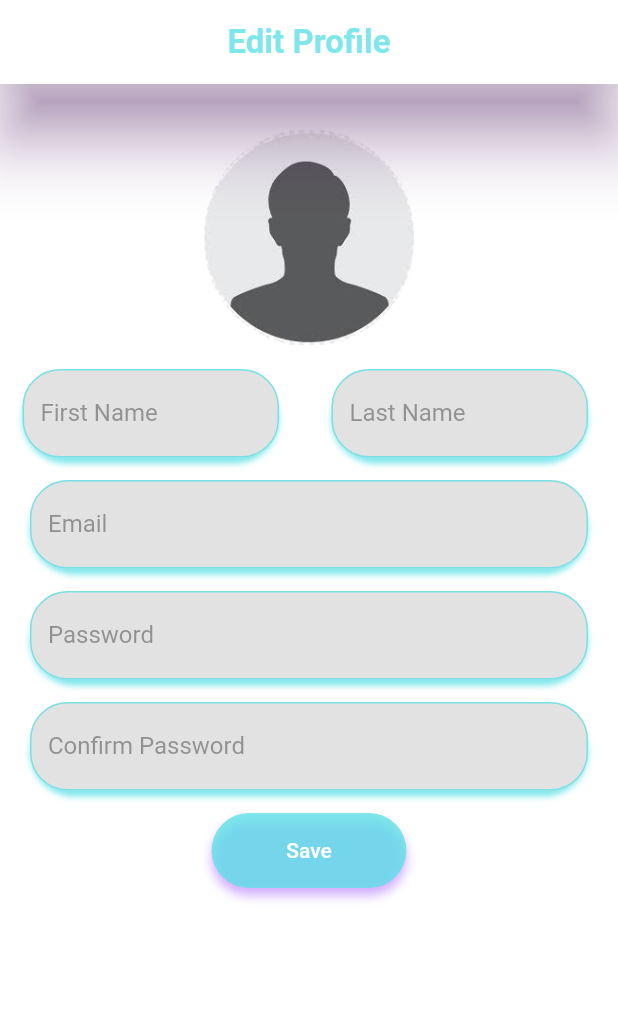
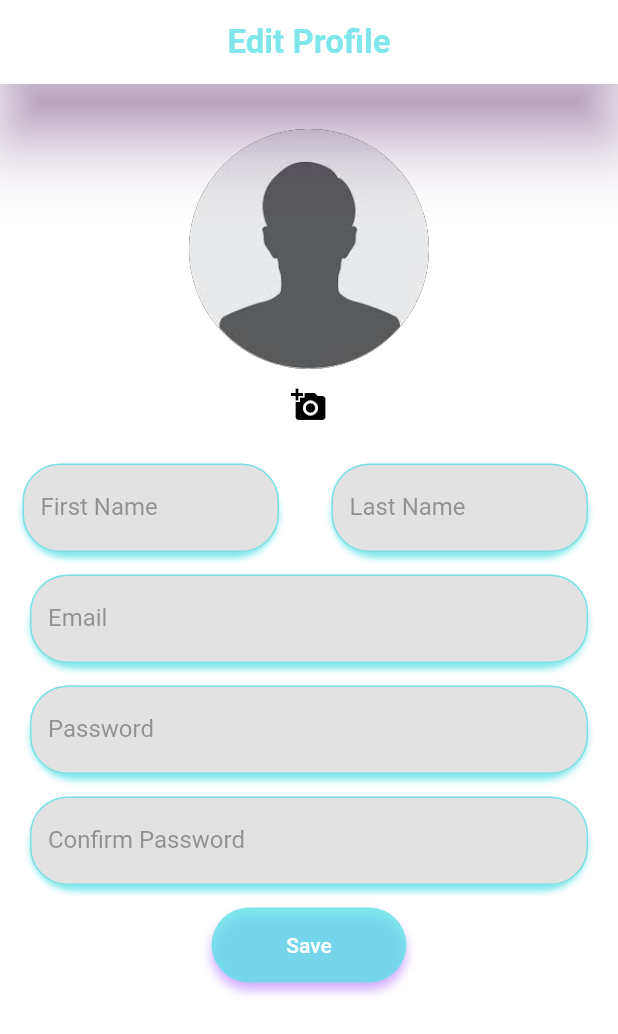
Before and after one commit to MaythamGhaly/exchange-app, a Flutter app: the EditProfile screen opened directly, on a phone screen of 412 x 824 dp. Shown: the top 1034 px of the screen. Run offline on Flutter 3.47's test engine with Material 2 defaults, Android fonts, the phone set to English and light mode, and no system bars; our stand-ins replace carousel_slider, drop_shadow_image, image_picker, shared_preferences; accounts and stored records are empty.

Commit message:
frontend: finish edit profile

```diff
--- a/frontend/lib/screens/editProfile.dart
+++ b/frontend/lib/screens/editProfile.dart
@@ -1,7 +1,8 @@
 import 'package:flutter/material.dart';
 import 'package:drop_shadow_image/drop_shadow_image.dart';
 import 'package:frontend/screens/components/customTextForm.dart';
-
+import 'package:image_picker/image_picker.dart';
+import 'dart:io';
 import 'components/customButton.dart';
 import 'components/smallTextField.dart';
 
@@ -20,8 +21,18 @@ class _EditProfileState extends State<EditProfile> {
   TextEditingController _confirmPasswordController = TextEditingController();
 
   final _formKey = GlobalKey<FormState>();
-  hello() {
-    print('hello');
+  File? _image;
+  Future getImage() async {
+    final image = await ImagePicker().pickImage(source: ImageSource.gallery);
+
+    if (image == null) return null;
+
+    final ImageTemporary = File(image.path);
+
+    print(ImageTemporary);
+    setState(() {
+      this._image = ImageTemporary;
+    });
   }
 
   @override
@@ -47,14 +58,45 @@ class _EditProfileState extends State<EditProfile> {
             children: <Widget>[
               Container(
                 margin: const EdgeInsets.only(top: 30),
-                child: ClipRRect(
-                  borderRadius: BorderRadius.circular(120),
-                  child: Image.asset(
-                    'assets/profile.jpg',
-                    width: 140,
-                    height: 145,
-                  ),
-                ),
+                child: Column(children: [
+                  Center(
+                      child: _image != null
+                          ? CircleAvatar(
+                              backgroundColor: Colors.black,
+                              backgroundImage: Image.file(
+                                _image!,
+                              ).image,
+                              radius: 80.0,
+                            )
+                          : CircleAvatar(
+                              backgroundColor: Colors.black,
+                              backgroundImage: Image.asset(
+                                'assets/profile.jpg',
+                              ).image,
+                              radius: 80.0,
+                            )),
+                  // ClipRRect(
+                  //     borderRadius: BorderRadius.circular(100),
+                  //     child: _image != null
+                  //         ? Image.file(
+                  //             _image!,
+                  //             height: 200,
+                  //             width: 200,
+                  //           )
+                  //         : Image.asset(
+                  //             'assets/profile.jpg',
+                  //             height: 200,
+                  //             width: 200,
+                  //           )
+                  // Image.asset(
+                  //   'assets/profile.jpg',
+                  //   width: 140,
+                  //   height: 145,
+                  // ),
+                  // ),
+                  IconButton(
+                      onPressed: getImage, icon: const Icon(Icons.add_a_photo)),
+                ]),
               ),
               Row(
                 children: <Widget>[
```
